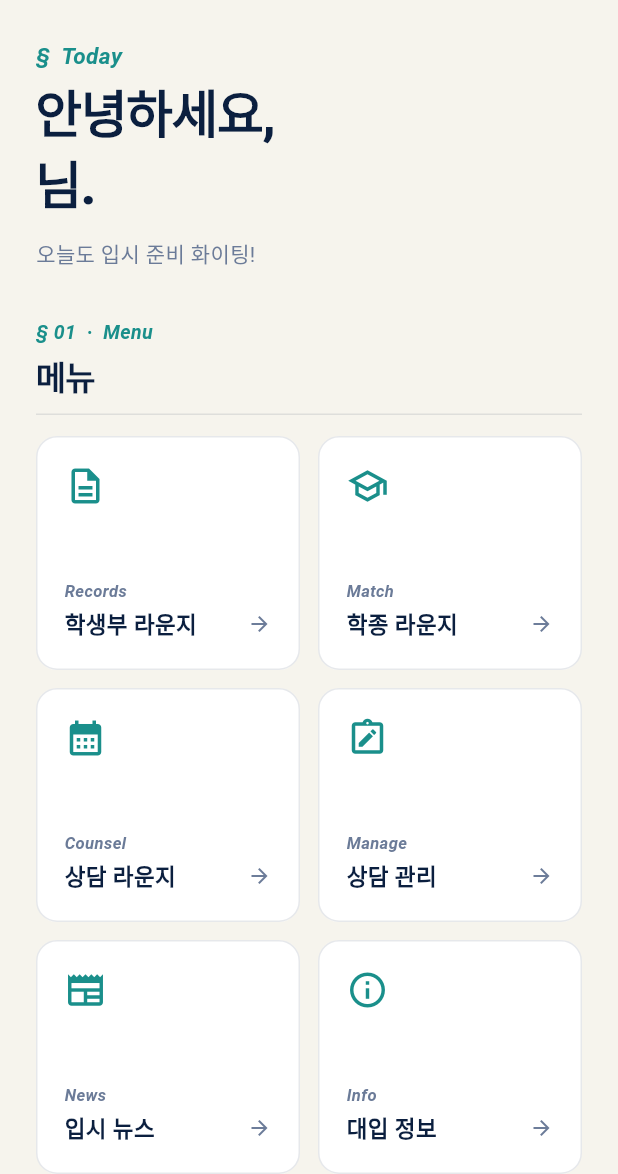
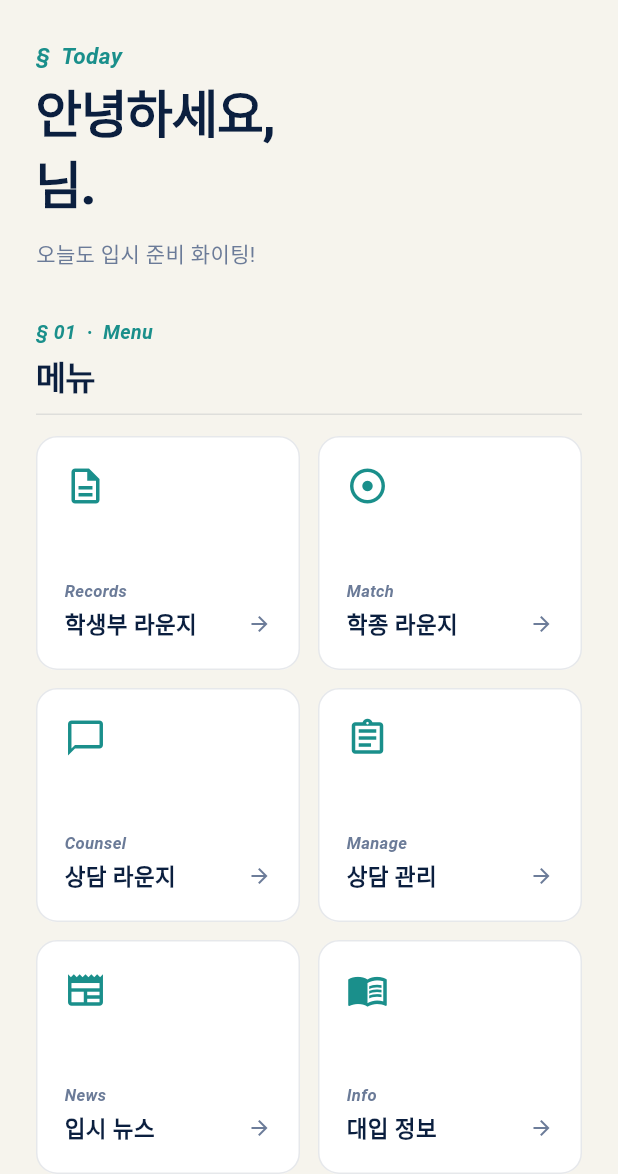
Before and after one commit to ipsilounge2026/ipsilounge, a Flutter app: the _HomeTab screen opened directly with empty values, on a phone screen of 412 x 824 dp, the part 62-1236 px from its top. Run offline on Flutter 3.47's test engine with Material 3 defaults, Android fonts, the phone set to English and light mode, and no system bars; our stand-ins replace file_picker, firebase_core, firebase_messaging, fl_chart, flutter_local_notifications, in_app_purchase and 2 more; accounts and stored records are empty; Roboto replaces fonts that are missing (Pretendard).

Commit message:
fix(mobile): 홈 메뉴 아이콘을 참고 디자인에 맞게 교체
스크린샷 기준 메뉴 아이콘 매칭:
- 학생부 라운지: description_outlined (문서)
- 학종 라운지: school_outlined → adjust (타깃/과녁)
- 상담 라운지: calendar_month → chat_bubble_outline (말풍선)
- 상담 관리: note_alt_outlined → assignment_outlined (클립보드)
- 입시 뉴스: newspaper_outlined (신문, 유지)
- 대입 정보: info_outline → menu_book_outlined (펼친 책)

원본 참고 HTML 이 바탕화면에서 제거되어 SVG 직접 추출 불가 → 이전
홈 스크린샷의 아이콘 형태에 가장 근접한 Material 아이콘으로 매칭.
로직·라벨·onTap 불변, 브래킷 밸런스 확인.

Co-Authored-By: Claude Opus 4.7 (1M context) <noreply@anthropic.com>

```diff
--- a/mobile/lib/screens/home_screen.dart
+++ b/mobile/lib/screens/home_screen.dart
@@ -204,7 +204,7 @@ class _HomeTab extends StatelessWidget {
               const SizedBox(width: 12),
               Expanded(
                 child: _MenuCard(
-                  icon: Icons.school_outlined,
+                  icon: Icons.adjust,
                   label: '학종 라운지',
                   english: 'Match',
                   onTap: () => onSwitchTab(2),
@@ -217,7 +217,7 @@ class _HomeTab extends StatelessWidget {
             children: [
               Expanded(
                 child: _MenuCard(
-                  icon: Icons.calendar_month,
+                  icon: Icons.chat_bubble_outline,
                   label: '상담 라운지',
                   english: 'Counsel',
                   onTap: () => onSwitchTab(3),
@@ -227,7 +227,7 @@ class _HomeTab extends StatelessWidget {
               // 4번: 상담 관리 (이전 5번에서 이동)
               Expanded(
                 child: _MenuCard(
-                  icon: Icons.note_alt_outlined,
+                  icon: Icons.assignment_outlined,
                   label: '상담 관리',
                   english: 'Manage',
                   onTap: () => Navigator.pushNamed(context, '/consultation/management'),
@@ -251,7 +251,7 @@ class _HomeTab extends StatelessWidget {
               // 6번: 대입 정보 (이전 4번에서 이동)
               Expanded(
                 child: _MenuCard(
-                  icon: Icons.info_outline,
+                  icon: Icons.menu_book_outlined,
                   label: '대입 정보',
                   english: 'Info',
                   onTap: () => Navigator.pushNamed(context, '/admission-info'),
```
